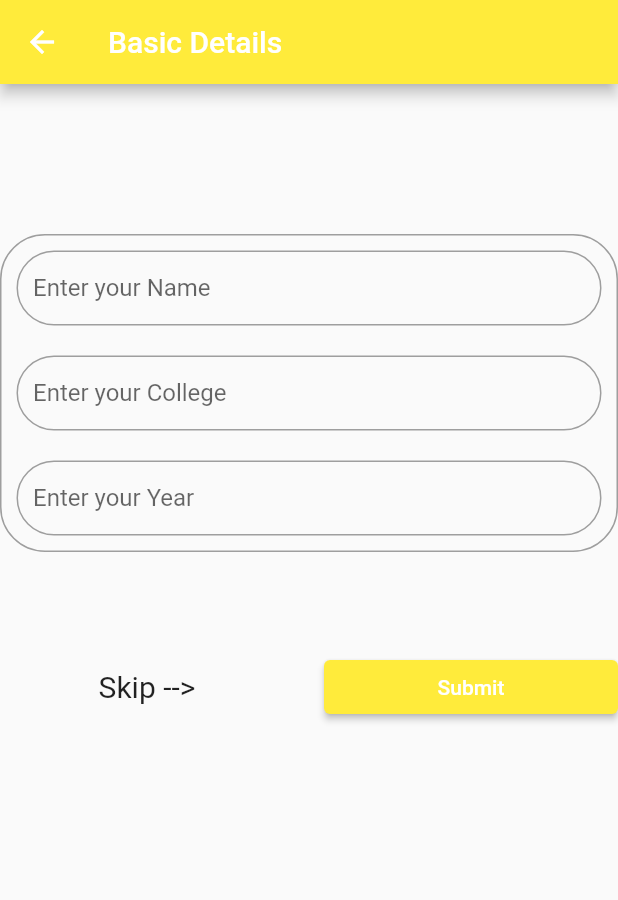
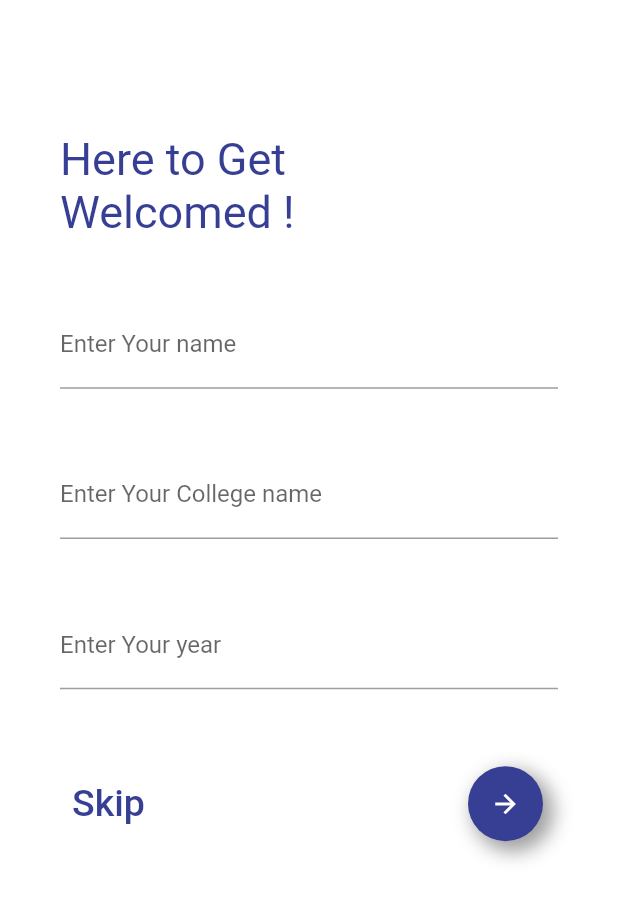
Before and after one commit to MaheshMalle/Campeve, a Flutter app: the form screen opened directly, on a phone screen of 412 x 824 dp. Shown: the top 900 px of the screen. Run offline on Flutter 3.47's test engine with Material 2 defaults, Android fonts, the phone set to English and light mode, and no system bars.

Commit message:
all files

```diff
--- a/lib/form.dart
+++ b/lib/form.dart
@@ -10,141 +10,134 @@ class form extends StatefulWidget {
 }
 
 class _formState extends State<form> {
-  final GlobalKey<FormState> _formKey = GlobalKey<FormState>();
+  final formKey = GlobalKey<FormState>(); //key for form
+  String name = "";
   @override
   Widget build(BuildContext context) {
+    final double height = MediaQuery.of(context).size.height;
+    final GlobalKey<ScaffoldState> _scaffoldKey = GlobalKey<ScaffoldState>();
     return Scaffold(
         resizeToAvoidBottomInset: false,
+        key: _scaffoldKey,
         appBar: AppBar(
-        title: Text("Basic Details"),
-        backgroundColor: Colors.yellow,
+          backgroundColor: Colors.transparent,
+          elevation: 0,
         ),
-      body: Column(
-        children: [
-          SizedBox(
-            height: 100,
-          ),
-          Container(
-            decoration: BoxDecoration(
-                borderRadius: BorderRadius.circular(30),
-                border: Border.all(
-                  color: Colors.grey,
-                )),
+        backgroundColor: Color(0xFFffffff),
+        body: Container(
+          padding: const EdgeInsets.only(left: 40, right: 40),
           child: Form(
-              key: _formKey,
+            key: formKey, //key for form
             child: Column(
               crossAxisAlignment: CrossAxisAlignment.start,
-                children: <Widget>[
-                  Container(
-                    margin: EdgeInsets.all(10),
-                    padding: EdgeInsets.fromLTRB(10, 0, 10, 0),
-                    decoration: BoxDecoration(
-                        borderRadius: BorderRadius.circular(30),
-                        border: Border.all(color: Colors.grey)),
-                    child: TextFormField(
-                      decoration: const InputDecoration(
-                        border: InputBorder.none,
-                        hintText: 'Enter your Name',
+              children: [
+                SizedBox(height: height * 0.04),
+                Text(
+                  "Here to Get",
+                  style: TextStyle(fontSize: 30, color: Color(0xFF363f93)),
                 ),
-                      // validator: (String? value) {
-                      //   if (value == null || value.isEmpty) {
-                      //     return 'Please enter some text';
+                Text(
+                  "Welcomed !",
+                  style: TextStyle(fontSize: 30, color: Color(0xFF363f93)),
+                ),
+                SizedBox(
+                  height: height * 0.05,
+                ),
+                TextFormField(
+                  decoration: InputDecoration(labelText: "Enter Your name"),
+                  // validator: (value) {
+                  //   if (value!.isEmpty ||
+                  //       RegExp(r'[a-z A-Z] + $').hasMatch(value)) {
+                  //     return "Enter Correct name";
+                  //   } else {
+                  //     return null;
                   //   }
-                      //   return null;
                   // },
                 ),
+                SizedBox(
+                  height: height * 0.05,
                 ),
-                  Container(
-                    margin: EdgeInsets.all(10),
-                    padding: EdgeInsets.fromLTRB(10, 0, 10, 0),
-                    decoration: BoxDecoration(
-                        borderRadius: BorderRadius.circular(30),
-                        border: Border.all(color: Colors.grey)),
-                    child: TextFormField(
-                      decoration: const InputDecoration(
-                        border: InputBorder.none,
-                        hintText: 'Enter your College',
-                      ),
-                      // validator: (String? value) {
-                      //   if (value == null || value.isEmpty) {
-                      //     return 'Please enter some text';
+                TextFormField(
+                  decoration:
+                      InputDecoration(labelText: "Enter Your College name"),
+                  // validator: (value) {
+                  //   if (value!.isEmpty ||
+                  //       RegExp(r'[a-z A-Z] + $').hasMatch(value)) {
+                  //     return "Enter Correct name";
+                  //   } else {
+                  //     return null;
                   //   }
-                      //   return null;
                   // },
                 ),
+                SizedBox(
+                  height: height * 0.05,
                 ),
-                  Container(
-                    margin: EdgeInsets.all(10),
-                    padding: EdgeInsets.fromLTRB(10, 0, 10, 0),
-                    decoration: BoxDecoration(
-                        borderRadius: BorderRadius.circular(30),
-                        border: Border.all(color: Colors.grey)),
-                    child: TextFormField(
-                      decoration: const InputDecoration(
-                        border: InputBorder.none,
-                        hintText: 'Enter your Year',
-                      ),
-                      // validator: (String? value) {
-                      //   if (value == null || value.isEmpty) {
-                      //     return 'Please enter some text';
+                TextFormField(
+                  decoration: InputDecoration(labelText: "Enter Your year"),
+                  // validator: (value) {
+                  //   if (value!.isEmpty ||
+                  //       RegExp(r'[a-z A-Z] + $').hasMatch(value)) {
+                  //     return "Enter Correct year";
+                  //   } else {
+                  //     return null;
                   //   }
-                      //   return null;
                   // },
                 ),
+                SizedBox(
+                  height: height * 0.05,
+                ),
+                Row(
+                  mainAxisAlignment: MainAxisAlignment.spaceBetween,
+                  children: [
+                    TextButton(
+                      style: TextButton.styleFrom(
+                        foregroundColor: Colors.black,
+                      ),
+                      onPressed: () {},
+                      child: Text(
+                        "Skip",
+                        style: TextStyle(
+                          color: Color(0xFF363f93),
+                          fontSize: 25,
+                        ),
+                      ),
+                    ),
+                    InkWell(
+                      onTap: () {
+                        // Perform some action when the button is tapped
+                      },
+                      child: Container(
+                        margin: EdgeInsets.all(10),
+                        decoration: BoxDecoration(
+                            color: Color(0xFF363f93),
+                            borderRadius: BorderRadius.circular(30),
+                            boxShadow: [
+                              BoxShadow(
+                                  color: Colors.grey,
+                                  offset: Offset(5.0, 5.0),
+                                  blurRadius: 10.0,
+                                  spreadRadius: 2.0)
+                            ]),
+                        child: Padding(
+                          padding: EdgeInsets.all(15.0),
+                          child: Row(
+                            mainAxisAlignment: MainAxisAlignment.center,
+                            children: [
+                              Icon(
+                                Icons.arrow_forward,
+                                size: 20.0,
+                                color: Colors.white,
                               ),
                             ],
                           ),
                         ),
                       ),
-          SizedBox(
-            height: 50,
-          ),
-          Row(
-            children: [
-              Expanded(
-                child: Padding(
-                  padding: const EdgeInsets.symmetric(vertical: 16.0),
-                  child: TextButton(
-                    style: TextButton.styleFrom(
-                        foregroundColor: Colors.black87,
-                        textStyle: const TextStyle(fontSize: 20)),
-                    onPressed: () {
-                      // Validate will return true if the form is valid, or false if
-                      // the form is invalid.
-                      // if (_formKey.currentState!.validate()) {
-                      //   // Process data.
-                      // }
-                    },
-                    child: const Text('Skip -->'),
+                    )
+                  ],
+                )
+              ],
             ),
           ),
-              ),
-              SizedBox(
-                width: 20,
-              ),
-              Expanded(
-                child: Padding(
-                  padding: const EdgeInsets.symmetric(vertical: 16.0),
-                  child: ElevatedButton(
-                    style: ElevatedButton.styleFrom(
-                      backgroundColor: Colors.yellow,
-                    ),
-                    onPressed: () {
-                      // Validate will return
-                      //true if the form is valid, or false if
-                      // the form is invalid.
-                      // if (_formKey.currentState!.validate()) {
-                      //   // Process data.
-                      // }
-                    },
-                    child: const Text('Submit'),
-                  ),
-                ),
-              ),
-            ],
-          ),
-        ],
-      ),
-    );
+        ));
   }
 }
```
Lines whose indentation alone changed are shown as unchanged.
